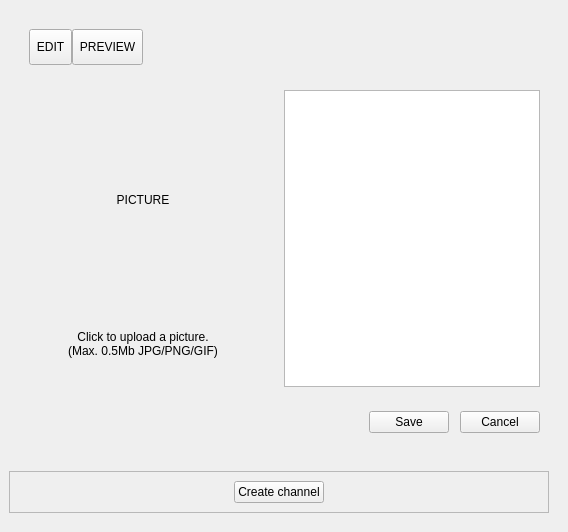
Old version of the form src/tribler-gui/tribler_gui/qt_resources/channel_description.ui in the repository Tribler/tribler.
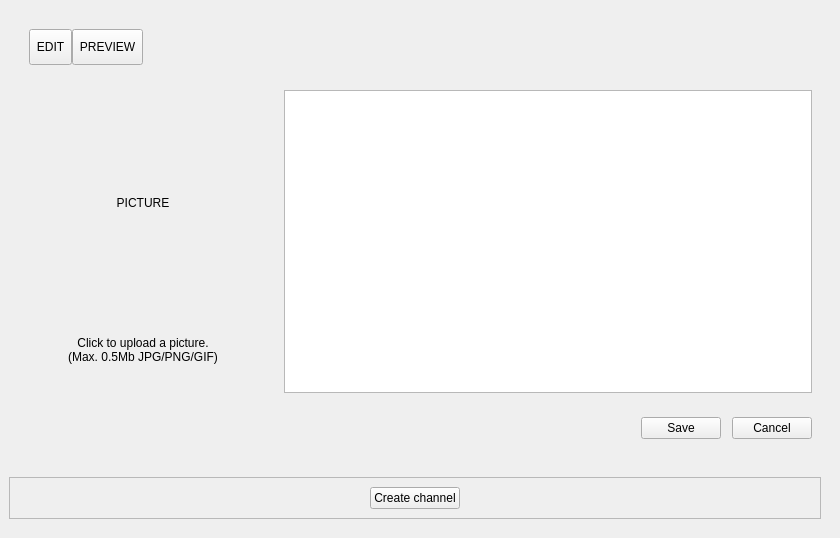
New version of the form. The open tabs and pages were chosen to show the change. Icons and pictures are not drawn. Custom widgets are drawn as their Qt base class.

Patch:
```diff
--- a/src/tribler-gui/tribler_gui/qt_resources/channel_description.ui
+++ b/src/tribler-gui/tribler_gui/qt_resources/channel_description.ui
@@ -2,17 +2,13 @@
 <ui version="4.0">
  <class>channel_description_widget</class>
  <widget class="QWidget" name="channel_description_widget">
-  <property name="sizePolicy">
-   <sizepolicy hsizetype="Preferred" vsizetype="Maximum">
-    <horstretch>0</horstretch>
-    <verstretch>0</verstretch>
-   </sizepolicy>
-  </property>
-  <property name="maximumSize">
-   <size>
-    <width>16777215</width>
+  <property name="geometry">
+   <rect>
+    <x>0</x>
+    <y>0</y>
+    <width>840</width>
     <height>538</height>
-   </size>
+   </rect>
   </property>
   <property name="styleSheet">
    <string notr="true"/>
```
Left out of the diff: 2 changed lines with no effect on the pictures.
